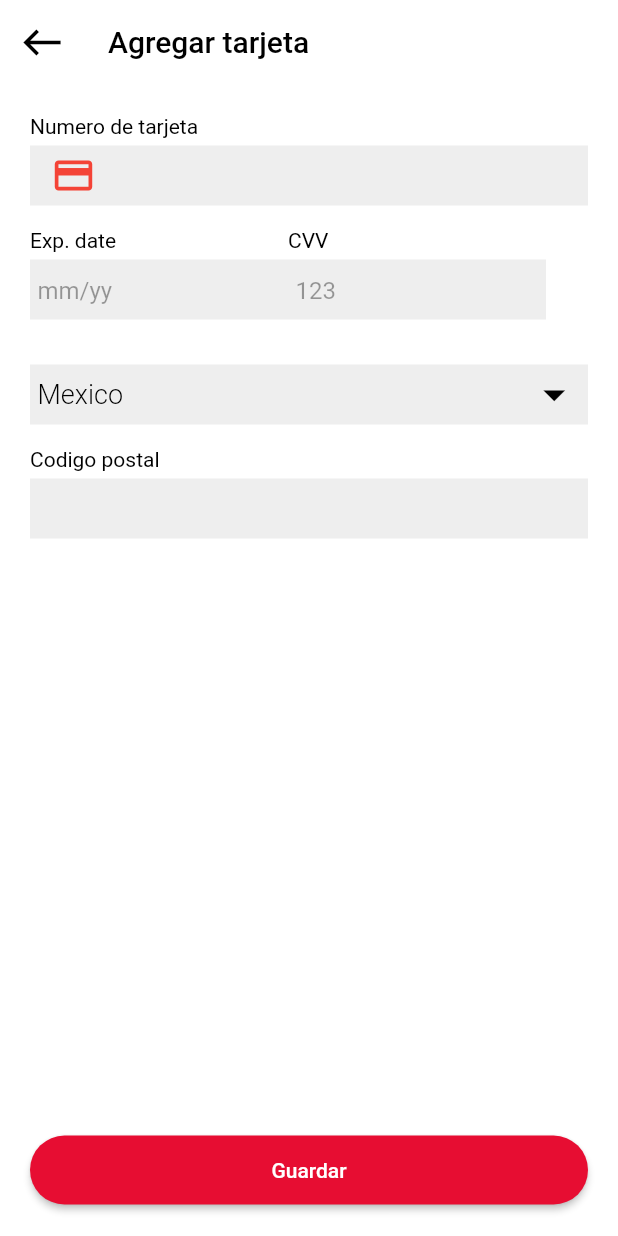
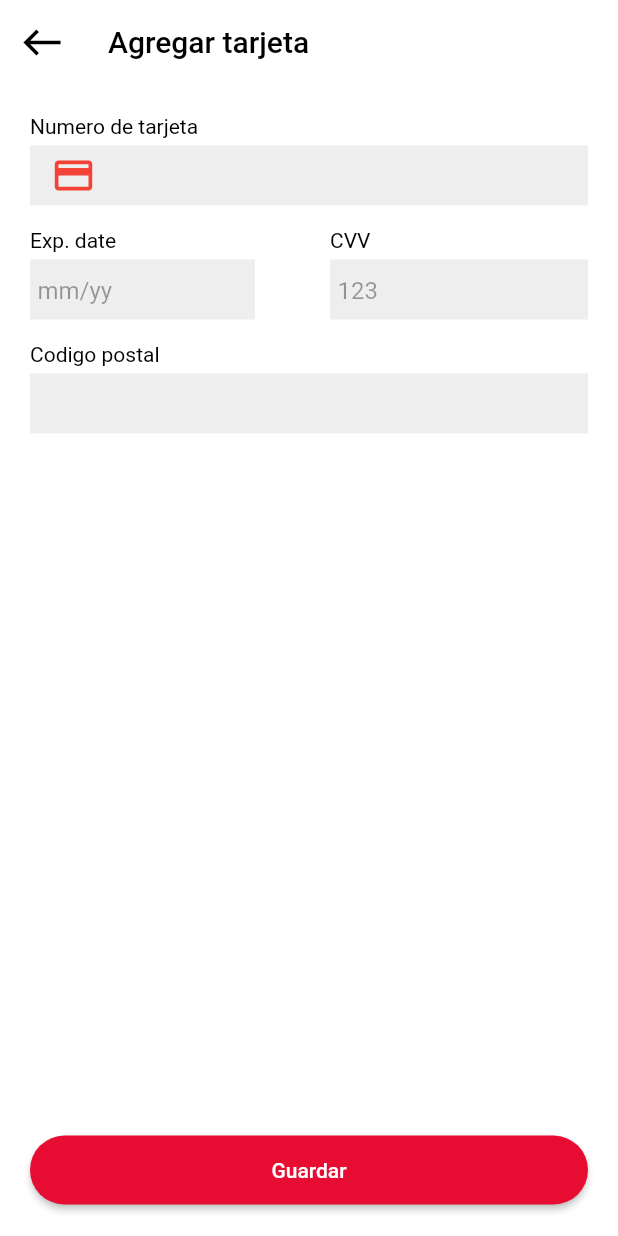
Before and after one commit to shadialmancy/Food-Delivery-Application, a Flutter app: the AgregarTarjetaPage screen opened by its route, on a phone screen of 412 x 824 dp. Run offline on Flutter 3.47's test engine with Material 2 defaults, Android fonts, the phone set to English and light mode, and no system bars; our stand-ins replace convex_bottom_bar, firebase_core, firebase_messaging, flutter_local_notifications, flutter_svg, font_awesome_flutter and 2 more; accounts and stored records are empty.

Commit message:
se agrego los controller a la pagina agregar_tarjeta

```diff
--- a/lib/src/pages/agregar_tarjeta.dart
+++ b/lib/src/pages/agregar_tarjeta.dart
@@ -20,9 +20,6 @@ class _AgregarTarjetaPageState extends State<AgregarTarjetaPage> {
   }
 
 
-  String inicial = 'Mexico';
-  String numerotarjeta = '';
-  String cvv = '';
   final _formkey = GlobalKey<FormState>();
 
   @override
@@ -79,9 +76,7 @@ class _AgregarTarjetaPageState extends State<AgregarTarjetaPage> {
               color: Colors.grey[200],
               padding: const EdgeInsets.only(left: 5.0, right: 5.0),
               child: TextFormField(
-                onChanged: (value) {
-                  numerotarjeta = value;
-                },
+                controller: _controller.numberCardController,
                 keyboardType: TextInputType.number,
                 style: const TextStyle(color: Colors.black),
                 decoration: const InputDecoration(
@@ -114,10 +109,12 @@ class _AgregarTarjetaPageState extends State<AgregarTarjetaPage> {
                       const SizedBox(height: 5.0),
                       Container(
                         height: 40.0,
-                        width: 172.0,
+                        width: 150,
+                        margin: const EdgeInsets.only(right: 50),
                         color: Colors.grey[200],
                         padding: const EdgeInsets.only(left: 5.0, right: 5.0),
                         child: TextFormField(
+                          controller: _controller.expDateController,
                           keyboardType: TextInputType.number,
                           style: const TextStyle(color: Colors.black),
                           decoration: const InputDecoration(
@@ -132,6 +129,7 @@ class _AgregarTarjetaPageState extends State<AgregarTarjetaPage> {
                       ),
                     ],
                   ),
+
                   Column(
                     crossAxisAlignment: CrossAxisAlignment.start,
                     children: [
@@ -148,9 +146,7 @@ class _AgregarTarjetaPageState extends State<AgregarTarjetaPage> {
                         color: Colors.grey[200],
                         padding: const EdgeInsets.only(left: 5.0, right: 5.0),
                         child: TextFormField(
-                          onChanged: (value) {
-                            cvv = value;
-                          },
+                          controller: _controller.cvvController,
                           keyboardType: TextInputType.number,
                           style: const TextStyle(color: Colors.black),
                           decoration: const InputDecoration(
@@ -169,10 +165,6 @@ class _AgregarTarjetaPageState extends State<AgregarTarjetaPage> {
               ),
             ),
 
-            const SizedBox(height: 30.0),
-
-            _seleccionPais(),
-
             const SizedBox(height: 15.0),
 
             const Text(
@@ -189,6 +181,7 @@ class _AgregarTarjetaPageState extends State<AgregarTarjetaPage> {
               color: Colors.grey[200],
               padding: const EdgeInsets.only(left: 5.0, right: 5.0),
               child: TextFormField(
+                controller: _controller.codigoPostalController,
                 decoration: const InputDecoration(
                   contentPadding: EdgeInsets.only(bottom: 8.0),
                   border: InputBorder.none,
@@ -211,45 +204,7 @@ class _AgregarTarjetaPageState extends State<AgregarTarjetaPage> {
     );
   }
 
-  Container _seleccionPais() {
-    return Container(
-      height: 40.0,
-      width: double.infinity,
-      color: Colors.grey[200],
-      padding: const EdgeInsets.only(left: 5.0, right: 5.0),
-      child: DropdownButton<String>(
-        underline: Container(
-          height: 0,
-          color: Colors.transparent,
-        ),
-        value: inicial,
-        icon: const Icon(
-          Icons.arrow_drop_down,
-          color: Colors.black,
-        ),
-        iconSize: 35,
-        dropdownColor: Colors.white,
-        style: const TextStyle(
-          color: Colors.black,
-          fontWeight: FontWeight.w300,
-          fontSize: 18.0,
-        ),
-        isExpanded: true,
-        onChanged: (String? newValue) {
-          setState(() {
-            inicial = newValue!;
-          });
-        },
-        items: <String>['Mexico', 'Argentina', 'Colombia', 'Peru']
-            .map<DropdownMenuItem<String>>((String value) {
-          return DropdownMenuItem<String>(
-            value: value,
-            child: Text(value),
-          );
-        }).toList(),
-      ),
-    );
-  }
+
 
   Padding _botonGuardar() {
     return Padding(
--- a/lib/src/pages/controllers/agregar_tarjeta_controller.dart
+++ b/lib/src/pages/controllers/agregar_tarjeta_controller.dart
@@ -4,6 +4,10 @@ class AgregarTarjetaController{
 
 
  BuildContext? context;
+ TextEditingController numberCardController = new TextEditingController();
+ TextEditingController expDateController = new TextEditingController();
+ TextEditingController cvvController = new TextEditingController();
+ TextEditingController codigoPostalController = new TextEditingController();
 
  Future? init(BuildContext context){
    this.context = context;
```
